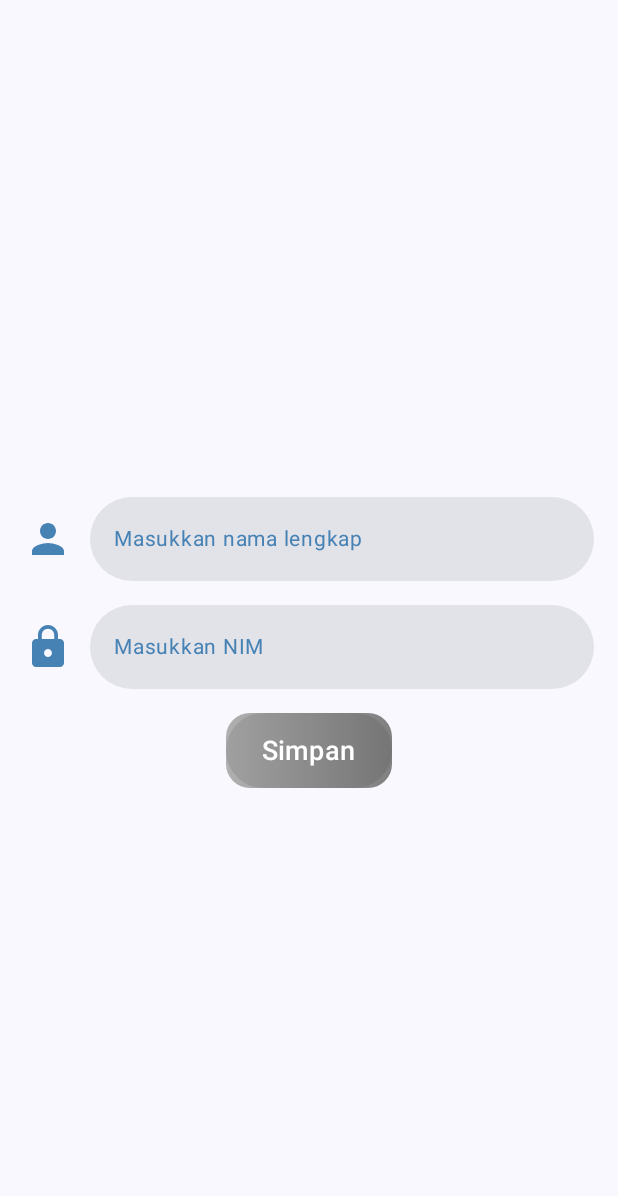
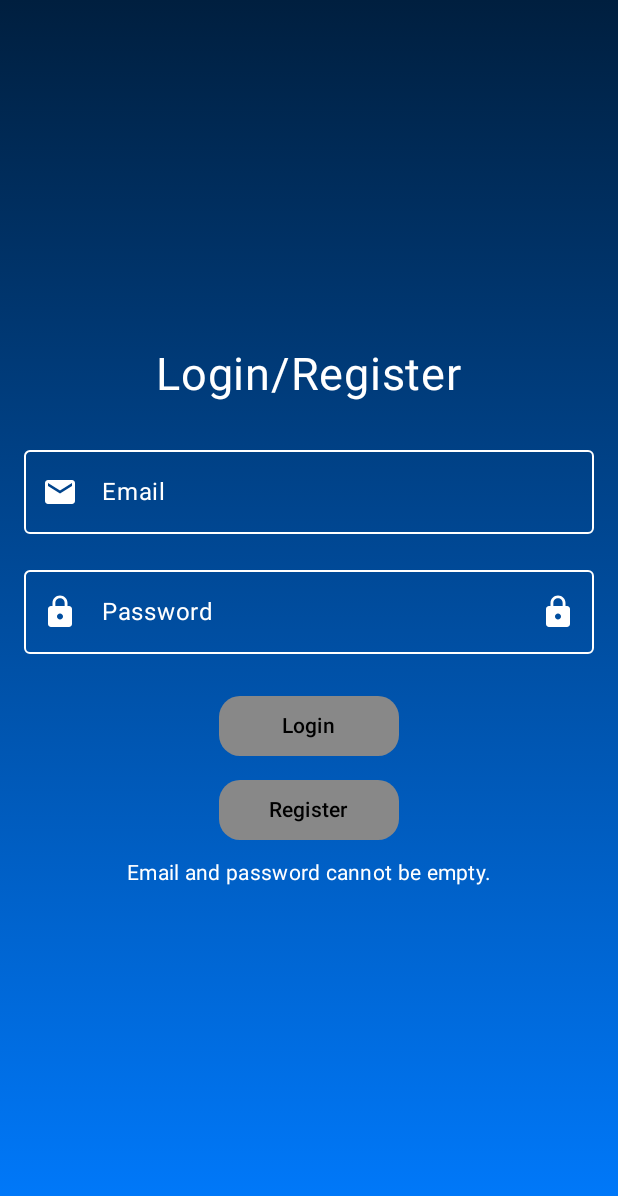
Before and after one commit to ethaliadewi6/PraktikumPAPB, an Android app built with Jetpack Compose: the screen it shows after launch (MainActivity), on a phone screen of 412 x 824 dp. Shown: the top 1196 px of the screen. Run offline under Robolectric (Android 15) with nearby library versions, the phone set to English and light mode, and no system bars; our stand-ins replace Firebase (no records; nobody signed in at launch, a user with empty details on screens opened directly).

Commit message:
Initial commit

```diff
--- a/app/src/main/AndroidManifest.xml
+++ b/app/src/main/AndroidManifest.xml
@@ -1,6 +1,7 @@
 <?xml version="1.0" encoding="utf-8"?>
 <manifest xmlns:android="http://schemas.android.com/apk/res/android"
     xmlns:tools="http://schemas.android.com/tools">
+    <uses-permission android:name="android.permission.INTERNET" />
 
     <application
         android:allowBackup="true"
@@ -23,6 +24,7 @@
                 <category android:name="android.intent.category.LAUNCHER" />
             </intent-filter>
         </activity>
+        <activity android:name=".ListActivity" />
     </application>
 
 </manifest>
--- a/app/src/main/java/com/tifd/tugasm3/MainActivity.kt
+++ b/app/src/main/java/com/tifd/tugasm3/MainActivity.kt
@@ -1,17 +1,18 @@
 package com.tifd.tugasm3
 
+import android.content.Intent
 import android.os.Bundle
+import android.util.Log
 import android.widget.Toast
 import androidx.activity.ComponentActivity
 import androidx.activity.compose.setContent
 import androidx.compose.foundation.background
-import androidx.compose.foundation.gestures.detectTapGestures
 import androidx.compose.foundation.layout.*
 import androidx.compose.foundation.shape.RoundedCornerShape
 import androidx.compose.foundation.text.KeyboardOptions
 import androidx.compose.material.icons.Icons
+import androidx.compose.material.icons.filled.Email
 import androidx.compose.material.icons.filled.Lock
-import androidx.compose.material.icons.filled.Person
 import androidx.compose.material3.*
 import androidx.compose.runtime.*
 import androidx.compose.ui.Alignment
@@ -22,188 +23,257 @@ import androidx.compose.ui.platform.LocalContext
 import androidx.compose.ui.tooling.preview.Preview
 import androidx.compose.ui.unit.dp
 import androidx.compose.ui.unit.sp
-import androidx.compose.ui.input.pointer.pointerInput
+import androidx.compose.ui.text.input.PasswordVisualTransformation
+import androidx.compose.ui.text.input.VisualTransformation
 import androidx.compose.ui.text.input.KeyboardType
+import com.google.firebase.auth.FirebaseAuth
+import com.google.firebase.auth.FirebaseUser
+import com.google.firebase.auth.ktx.auth
+import com.google.firebase.ktx.Firebase
 import com.tifd.tugasm3.ui.theme.TugasM3Theme
-import kotlinx.coroutines.coroutineScope
+import com.google.firebase.database.DatabaseReference
+import com.google.firebase.database.ktx.database
 
 class MainActivity : ComponentActivity() {
-    override fun onCreate(savedInstanceState: Bundle?) {
+    private lateinit var auth: FirebaseAuth
+    private lateinit var database: DatabaseReference
+
+    public override fun onCreate(savedInstanceState: Bundle?) {
         super.onCreate(savedInstanceState)
+        auth = Firebase.auth
+        database = Firebase.database.reference
+
         setContent {
             TugasM3Theme {
                 Surface(
                     modifier = Modifier.fillMaxSize(),
                     color = MaterialTheme.colorScheme.background
                 ) {
-                    MyScreen()
-                }
+                    AuthScreen(auth = auth, database)
                 }
             }
         }
     }
 
+    public override fun onStart() {
+        super.onStart()
+        val currentUser = auth.currentUser
+        if (currentUser != null) {
+            reload()
+        }
+    }
+
+    private fun createAccount(email: String, password: String) {
+        auth.createUserWithEmailAndPassword(email, password)
+            .addOnCompleteListener(this) { task ->
+                if (task.isSuccessful) {
+                    Log.d(TAG, "createUserWithEmail:success")
+                    val user = auth.currentUser
+                    updateUI(user)
+                } else {
+                    Log.w(TAG, "createUserWithEmail:failure", task.exception)
+                    Toast.makeText(
+                        baseContext,
+                        "Authentication failed.",
+                        Toast.LENGTH_SHORT,
+                    ).show()
+                    updateUI(null)
+                }
+            }
+    }
+
+    private fun signIn(email: String, password: String) {
+        auth.signInWithEmailAndPassword(email, password)
+            .addOnCompleteListener(this) { task ->
+                if (task.isSuccessful) {
+                    Log.d(TAG, "signInWithEmail:success")
+                    val user = auth.currentUser
+                    updateUI(user)
+                } else {
+                    Log.w(TAG, "signInWithEmail:failure", task.exception)
+                    Toast.makeText(
+                        baseContext,
+                        "Authentication failed.",
+                        Toast.LENGTH_SHORT,
+                    ).show()
+                    updateUI(null)
+                }
+            }
+    }
+
+    private fun sendEmailVerification() {
+        val user = auth.currentUser!!
+        user.sendEmailVerification()
+            .addOnCompleteListener(this) {
+            }
+    }
+
+    private fun updateUI(user: FirebaseUser?) {
+    }
+
+    private fun reload() {
+    }
+
+    companion object {
+        private const val TAG = "EmailPassword"
+    }
+
     @Composable
-fun MyScreen() {
-    var inputText by remember { mutableStateOf("") }
-    var numberText by remember { mutableStateOf("") }
-    var resultText by remember { mutableStateOf("") }
+    fun AuthScreen(auth: FirebaseAuth, database: DatabaseReference) {
+        var email by remember { mutableStateOf("") }
+        var password by remember { mutableStateOf("") }
+        var isPasswordVisible by remember { mutableStateOf(false) }
         val context = LocalContext.current
 
-    val isFormComplete = inputText.isNotBlank() && numberText.isNotBlank()
+        // Check if fields are empty
+        val isFieldsEmpty = email.isEmpty() || password.isEmpty()
+
+        // Message to display when fields are empty
+        val emptyFieldsMessage = if (isFieldsEmpty) "Email and password cannot be empty." else ""
 
         Column(
             modifier = Modifier
                 .fillMaxSize()
+                .background(
+                    brush = Brush.verticalGradient(
+                        listOf(Color(0xFF001F3F), Color(0xFF007BFF))
+                    )
+                )
                 .padding(16.dp),
-        verticalArrangement = Arrangement.Center,
-        horizontalAlignment = Alignment.CenterHorizontally
+            horizontalAlignment = Alignment.CenterHorizontally,
+            verticalArrangement = Arrangement.Center
         ) {
-        // Tampilkan hasil input di atas hanya setelah tombol Simpan diklik
-        if (resultText.isNotBlank()) {
             Text(
-                text = resultText,
-                fontSize = 16.sp,
-                color = Color(0xFF4682B4),
-                modifier = Modifier
-                    .padding(bottom = 16.dp)
-                    .fillMaxWidth()
-                    .wrapContentWidth(Alignment.CenterHorizontally)
+                text = "Login/Register",
+                fontSize = 30.sp,
+                color = Color.White
             )
-        }
 
-        Spacer(modifier = Modifier.height(32.dp))
+            Spacer(modifier = Modifier.height(24.dp))
 
-        // Input Nama Lengkap
-        Row(
-            verticalAlignment = Alignment.CenterVertically,
-            modifier = Modifier.fillMaxWidth()
-        ) {
-            Icon(
-                imageVector = Icons.Filled.Person,
-                contentDescription = "Icon Profile",
-                tint = Color(0xFF4682B4),
-                modifier = Modifier
-                    .size(40.dp)
-                    .padding(end = 8.dp)
+            // Email TextField
+            OutlinedTextField(
+                value = email,
+                onValueChange = { email = it },
+                label = { Text("Email") },
+                leadingIcon = { Icon(Icons.Filled.Email, contentDescription = null) },
+                modifier = Modifier.fillMaxWidth(),
+                colors = TextFieldDefaults.colors(
+                    focusedContainerColor = Color.Transparent,
+                    unfocusedContainerColor = Color.Transparent,
+                    focusedTextColor = Color.White,
+                    unfocusedTextColor = Color.White,
+                    cursorColor = Color.White,
+                    focusedLabelColor = Color.White,
+                    unfocusedLabelColor = Color.White,
+                    focusedLeadingIconColor = Color.White,
+                    unfocusedLeadingIconColor = Color.White,
+                    focusedIndicatorColor = Color.White,
+                    unfocusedIndicatorColor = Color.White
                 )
-            TextField(
-                value = inputText,
-                onValueChange = { inputText = it },
-                label = { Text("Masukkan nama lengkap", color = Color(0xFF4682B4), fontSize = 14.sp) },
-                colors = TextFieldDefaults.colors(
-                    focusedTextColor = Color(0xFF4682B4),
-                    unfocusedTextColor = Color.Transparent,
-                    focusedIndicatorColor = Color.Transparent,
-                    unfocusedIndicatorColor = Color.Transparent,
-                    focusedLabelColor = Color.Transparent,
-                    unfocusedLabelColor = Color.Transparent,
-                    cursorColor = Color(0xFF4682B4)
-                ),
-                shape = RoundedCornerShape(50.dp),
-                modifier = Modifier
-                    .fillMaxWidth()
-                    .background(Color.Transparent)
-                    .padding(start = 4.dp)
             )
-        }
 
             Spacer(modifier = Modifier.height(16.dp))
 
-        // Input NIM
-        Row(
-            verticalAlignment = Alignment.CenterVertically,
-            modifier = Modifier.fillMaxWidth()
-        ) {
-            Icon(
-                imageVector = Icons.Filled.Lock,
-                contentDescription = "Icon NIM",
-                tint = Color(0xFF4682B4),
-                modifier = Modifier
-                    .size(40.dp)
-                    .padding(end = 8.dp)
-            )
-            TextField(
-                value = numberText,
-                onValueChange = {
-                    if (it.all { char -> char.isDigit() }) {
-                        numberText = it
+            // Password TextField
+            OutlinedTextField(
+                value = password,
+                onValueChange = { password = it },
+                label = { Text("Password") },
+                leadingIcon = { Icon(Icons.Filled.Lock, contentDescription = null, tint = Color.White) },
+                modifier = Modifier.fillMaxWidth(),
+                visualTransformation = if (isPasswordVisible) VisualTransformation.None else PasswordVisualTransformation(),
+                trailingIcon = {
+                    val image = if (isPasswordVisible)
+                        Icons.Default.Lock
+                    else Icons.Default.Lock
+                    IconButton(onClick = { isPasswordVisible = !isPasswordVisible }) {
+                        Icon(imageVector = image, contentDescription = null, tint = Color.White)
                     }
                 },
-                label = { Text("Masukkan NIM", color = Color(0xFF4682B4), fontSize = 14.sp) },
-                keyboardOptions = KeyboardOptions.Default.copy(
-                    keyboardType = KeyboardType.Number
-                ),
+                keyboardOptions = KeyboardOptions(keyboardType = KeyboardType.Password),
                 colors = TextFieldDefaults.colors(
-                    focusedTextColor = Color(0xFF4682B4),
-                    unfocusedTextColor = Color.Transparent,
-                    focusedIndicatorColor = Color.Transparent,
-                    unfocusedIndicatorColor = Color.Transparent,
-                    focusedLabelColor = Color.Transparent,
-                    unfocusedLabelColor = Color.Transparent,
-                    cursorColor = Color(0xFF4682B4)
-                ),
-                shape = RoundedCornerShape(50.dp),
-                modifier = Modifier
-                    .fillMaxWidth()
-                    .background(Color.Transparent)
-                    .padding(start = 4.dp)
+                    focusedContainerColor = Color.Transparent,
+                    unfocusedContainerColor = Color.Transparent,
+                    focusedTextColor = Color.White,
+                    unfocusedTextColor = Color.White,
+                    cursorColor = Color.White,
+                    focusedLabelColor = Color.White,
+                    unfocusedLabelColor = Color.White,
+                    focusedLeadingIconColor = Color.White,
+                    unfocusedLeadingIconColor = Color.White,
+                    focusedIndicatorColor = Color.White,
+                    unfocusedIndicatorColor = Color.White
                 )
+            )
+
+            Spacer(modifier = Modifier.height(24.dp))
+
+            // Login Button
+            Button(
+                onClick = {
+                    if (!isFieldsEmpty) { // Only attempt login if fields are not empty
+                        auth.signInWithEmailAndPassword(email, password)
+                            .addOnCompleteListener { task ->
+                                if (task.isSuccessful) {
+                                    Toast.makeText(context, "Login Successful", Toast.LENGTH_SHORT).show()
+                                    val intent = Intent(context, ListActivity::class.java)
+                                    context.startActivity(intent)
+                                } else {
+                                    val exception = task.exception?.localizedMessage ?: "Login Failed"
+                                    Toast.makeText(context, exception, Toast.LENGTH_SHORT).show()
+                                }
+                            }
+                    }
+                },
+                modifier = Modifier.width(120.dp),
+                colors = ButtonDefaults.buttonColors(containerColor = if (isFieldsEmpty) Color.Gray else Color.White),
+                shape = RoundedCornerShape(14.dp)
+            ) {
+                Text("Login", color = Color.Black)
             }
 
-        Spacer(modifier = Modifier.height(16.dp))
+            Spacer(modifier = Modifier.height(8.dp))
 
+            // Register Button
             Button(
                 onClick = {
-                // Set hasil ke resultText
-                resultText = "Nama: $inputText\nNIM: $numberText"
-                // Tampilkan Toast saat tombol diklik
-                Toast.makeText(context, "Nama: $inputText\nNIM: $numberText", Toast.LENGTH_SHORT).show()
+                    if (!isFieldsEmpty) { // Only attempt registration if fields are not empty
+                        auth.createUserWithEmailAndPassword(email, password)
+                            .addOnCompleteListener { task ->
+                                if (task.isSuccessful) {
+                                    Toast.makeText(context, "Account Created", Toast.LENGTH_SHORT).show()
+                                } else {
+                                    val exception = task.exception?.localizedMessage ?: "Registration Failed"
+                                    Toast.makeText(context, exception, Toast.LENGTH_SHORT).show()
+                                }
+                            }
+                    }
                 },
-            enabled = isFormComplete,
-            modifier = Modifier
-                .height(50.dp)
-                .background(
-                    if (isFormComplete) Brush.horizontalGradient(
-                        colors = listOf(Color(0xFF87CEEB), Color(0xFF4682B4))
-                    ) else Brush.horizontalGradient(
-                        colors = listOf(Color(0xFFB0B0B0), Color(0xFF808080))
-                    ),
-                    shape = RoundedCornerShape(16.dp)
-                ),
-            colors = ButtonDefaults.buttonColors(
-                containerColor = Color.Transparent
-            )
+                modifier = Modifier.width(120.dp),
+                colors = ButtonDefaults.buttonColors(containerColor = if (isFieldsEmpty) Color.Gray else Color.White),
+                shape = RoundedCornerShape(14.dp)
             ) {
-            Text("Simpan", color = Color.White, fontSize = 18.sp)
+                Text("Register", color = Color.Black)
             }
 
-        // Add long press handling (opsional)
-        Box(
-            modifier = Modifier
-                .fillMaxWidth()
-                .pointerInput(Unit) {
-                    detectTapGestures(
-                        onLongPress = {
-                            if (isFormComplete) {
-                                Toast.makeText(
-                                    context,
-                                    "Nama: $inputText\nNIM: $numberText",
-                                    Toast.LENGTH_SHORT
-                                ).show()
-                            }
-                        }
-                    )
-                }
+            // Display warning message if fields are empty
+            if (isFieldsEmpty) {
+                Spacer(modifier = Modifier.height(8.dp))
+                Text(
+                    text = emptyFieldsMessage,
+                    color = Color.White, // Change color to red for visibility
+                    style = MaterialTheme.typography.bodyMedium
                 )
             }
         }
-
+    }
 
     @Preview(showBackground = true)
     @Composable
-fun DefaultPreview() {
+    fun AuthScreenPreview() {
         TugasM3Theme {
-        MyScreen()
+            AuthScreen(auth = Firebase.auth, database = database)
         }
     }
+}
--- a/build.gradle.kts
+++ b/build.gradle.kts
@@ -2,4 +2,5 @@
 plugins {
     alias(libs.plugins.android.application) apply false
     alias(libs.plugins.kotlin.android) apply false
+    id("com.google.gms.google-services") version "4.3.15" apply false
 }
--- a/gradle/libs.versions.toml
+++ b/gradle/libs.versions.toml
@@ -1,5 +1,8 @@
 [versions]
 agp = "8.6.0"
+firebaseAnalytics = "22.1.0"
+firebaseBom = "33.3.0"
+firebaseUiAuth = "8.0.2"
 kotlin = "1.9.0"
 coreKtx = "1.13.1"
 junit = "4.13.2"
@@ -11,6 +14,9 @@ composeBom = "2024.04.01"
 
 [libraries]
 androidx-core-ktx = { group = "androidx.core", name = "core-ktx", version.ref = "coreKtx" }
+firebase-analytics = { module = "com.google.firebase:firebase-analytics", version.ref = "firebaseAnalytics" }
+firebase-bom = { module = "com.google.firebase:firebase-bom", version.ref = "firebaseBom" }
+firebase-ui-auth = { module = "com.firebaseui:firebase-ui-auth", version.ref = "firebaseUiAuth" }
 junit = { group = "junit", name = "junit", version.ref = "junit" }
 androidx-junit = { group = "androidx.test.ext", name = "junit", version.ref = "junitVersion" }
 androidx-espresso-core = { group = "androidx.test.espresso", name = "espresso-core", version.ref = "espressoCore" }
```
Also changed, not shown: app/build.gradle.kts (+18 -5 lines), 1 other file. Lines whose indentation alone changed are shown as unchanged.
